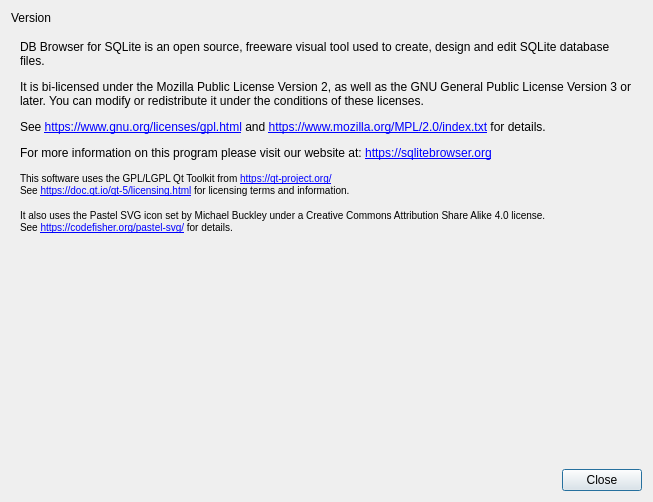
sqlitebrowser/sqlitebrowser, file src/AboutDialog.ui: the form before one commit.
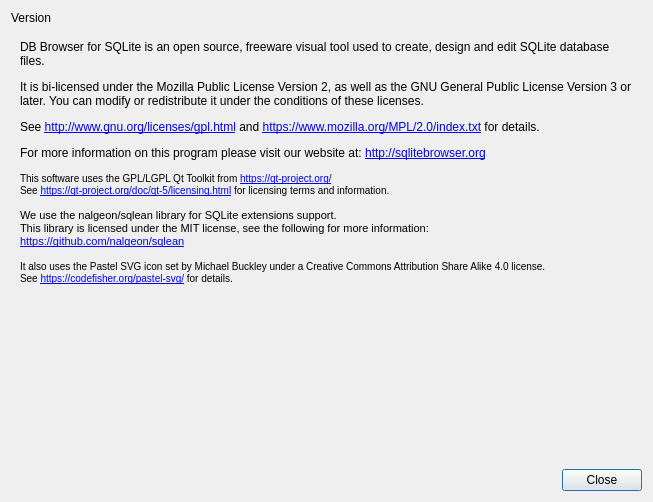
The form after the commit. Icons and pictures are not drawn.

Commit message: feat: Add option to auto-load built-in extension (#3541)

```diff
--- a/src/AboutDialog.ui
+++ b/src/AboutDialog.ui
@@ -80,15 +80,14 @@
         <x>0</x>
         <y>0</y>
         <width>635</width>
-        <height>349</height>
+        <height>350</height>
        </rect>
       </property>
       <layout class="QVBoxLayout" name="verticalLayout_2">
        <item>
         <widget class="QLabel" name="label">
          <property name="text">
-          <string>&lt;html&gt;&lt;head/&gt;&lt;body&gt;&lt;p&gt;DB Browser for SQLite is an open source, freeware visual tool used to create, design and edit SQLite database files.&lt;/p&gt;&lt;p&gt;It is bi-licensed under the Mozilla Public License Version 2, as well as the GNU General Public License Version 3 or later. You can modify or redistribute it under the conditions of these licenses.&lt;/p&gt;&lt;p&gt;See &lt;a href=&quot;https://www.gnu.org/licenses/gpl.html&quot;&gt;https://www.gnu.org/licenses/gpl.html&lt;/a&gt; and &lt;a href=&quot;https://www.mozilla.org/MPL/2.0/index.txt&quot;&gt;https://www.mozilla.org/MPL/2.0/index.txt&lt;/a&gt; for details.&lt;/p&gt;&lt;p&gt;For more information on this program please visit our website at: &lt;a href=&quot;https://sqlitebrowser.org&quot;&gt;https://sqlitebrowser.org&lt;/a&gt;&lt;/p&gt;&lt;p&gt;&lt;span style=&quot; font-size:small;&quot;&gt;This software uses the GPL/LGPL Qt Toolkit from &lt;/span&gt;&lt;a href=&quot;https://qt-project.org/&quot;&gt;&lt;span style=&quot; font-size:small;&quot;&gt;https://qt-project.org/&lt;/span&gt;&lt;/a&gt;&lt;span style=&quot; font-size:small;&quot;&gt;&lt;br/&gt;See &lt;/span&gt;&lt;a href=&quot;https://doc.qt.io/qt-5/licensing.html&quot;&gt;&lt;span style=&quot; font-size:small;&quot;&gt;https://doc.qt.io/qt-5/licensing.html&lt;/span&gt;&lt;/a&gt;&lt;span style=&quot; font-size:small;&quot;&gt; for licensing terms and information.&lt;/span&gt;&lt;/p&gt;&lt;p&gt;&lt;span style=&quot; font-size:small;&quot;&gt;It also uses the Pastel SVG icon set by Michael Buckley under a Creative Commons
-Attribution Share Alike 4.0 license.&lt;br/&gt;See &lt;/span&gt;&lt;a href=&quot;https://codefisher.org/pastel-svg/&quot;&gt;&lt;span style=&quot; font-size:small;&quot;&gt;https://codefisher.org/pastel-svg/&lt;/span&gt;&lt;/a&gt;&lt;span style=&quot; font-size:small;&quot;&gt; for details.&lt;/span&gt;&lt;/p&gt;&lt;/body&gt;&lt;/html&gt;</string>
+          <string>&lt;html&gt;&lt;head/&gt;&lt;body&gt;&lt;p&gt;DB Browser for SQLite is an open source, freeware visual tool used to create, design and edit SQLite database files.&lt;/p&gt;&lt;p&gt;It is bi-licensed under the Mozilla Public License Version 2, as well as the GNU General Public License Version 3 or later. You can modify or redistribute it under the conditions of these licenses.&lt;/p&gt;&lt;p&gt;See &lt;a href=&quot;https://www.gnu.org/licenses/gpl.html&quot;&gt;&lt;span style=&quot; text-decoration: underline; color:#0000ff;&quot;&gt;http://www.gnu.org/licenses/gpl.html&lt;/span&gt;&lt;/a&gt; and &lt;a href=&quot;https://www.mozilla.org/MPL/2.0/index.txt&quot;&gt;&lt;span style=&quot; text-decoration: underline; color:#0000ff;&quot;&gt;https://www.mozilla.org/MPL/2.0/index.txt&lt;/span&gt;&lt;/a&gt; for details.&lt;/p&gt;&lt;p&gt;For more information on this program please visit our website at: &lt;a href=&quot;https://sqlitebrowser.org&quot;&gt;&lt;span style=&quot; text-decoration: underline; color:#0000ff;&quot;&gt;http://sqlitebrowser.org&lt;/span&gt;&lt;/a&gt;&lt;/p&gt;&lt;p&gt;&lt;span style=&quot; font-size:small;&quot;&gt;This software uses the GPL/LGPL Qt Toolkit from &lt;/span&gt;&lt;a href=&quot;http://qt-project.org/&quot;&gt;&lt;span style=&quot; font-size:small; text-decoration: underline; color:#0000ff;&quot;&gt;https://qt-project.org/&lt;/span&gt;&lt;/a&gt;&lt;span style=&quot; font-size:small;&quot;&gt;&lt;br/&gt;See &lt;/span&gt;&lt;a href=&quot;https://doc.qt.io/qt-5/licensing.html&quot;&gt;&lt;span style=&quot; font-size:small; text-decoration: underline; color:#0000ff;&quot;&gt;https://qt-project.org/doc/qt-5/licensing.html&lt;/span&gt;&lt;/a&gt;&lt;span style=&quot; font-size:small;&quot;&gt; for licensing terms and information.&lt;/span&gt;&lt;/p&gt;&lt;p&gt;&lt;span style=&quot; font-size:8pt;&quot;&gt;We use the nalgeon/sqlean library for SQLite extensions support.&lt;br/&gt;This library is licensed under the MIT license, see the following for more information:&lt;br/&gt;&lt;/span&gt;&lt;a href=&quot;https://github.com/nalgeon/sqlean&quot;&gt;&lt;span style=&quot; font-size:8pt; text-decoration: underline; color:#0000ff;&quot;&gt;https://github.com/nalgeon/sqlean&lt;/span&gt;&lt;/a&gt;&lt;/p&gt;&lt;p&gt;&lt;span style=&quot; font-size:small;&quot;&gt;It also uses the Pastel SVG icon set by Michael Buckley under a Creative Commons Attribution Share Alike 4.0 license.&lt;br/&gt;See &lt;/span&gt;&lt;a href=&quot;https://codefisher.org/pastel-svg/&quot;&gt;&lt;span style=&quot; font-size:small; text-decoration: underline; color:#0000ff;&quot;&gt;https://codefisher.org/pastel-svg/&lt;/span&gt;&lt;/a&gt;&lt;span style=&quot; font-size:small;&quot;&gt; for details.&lt;/span&gt;&lt;/p&gt;&lt;/body&gt;&lt;/html&gt;</string>
          </property>
          <property name="alignment">
           <set>Qt::AlignLeading|Qt::AlignLeft|Qt::AlignTop</set>
```
The commit also changes 4 other files.
